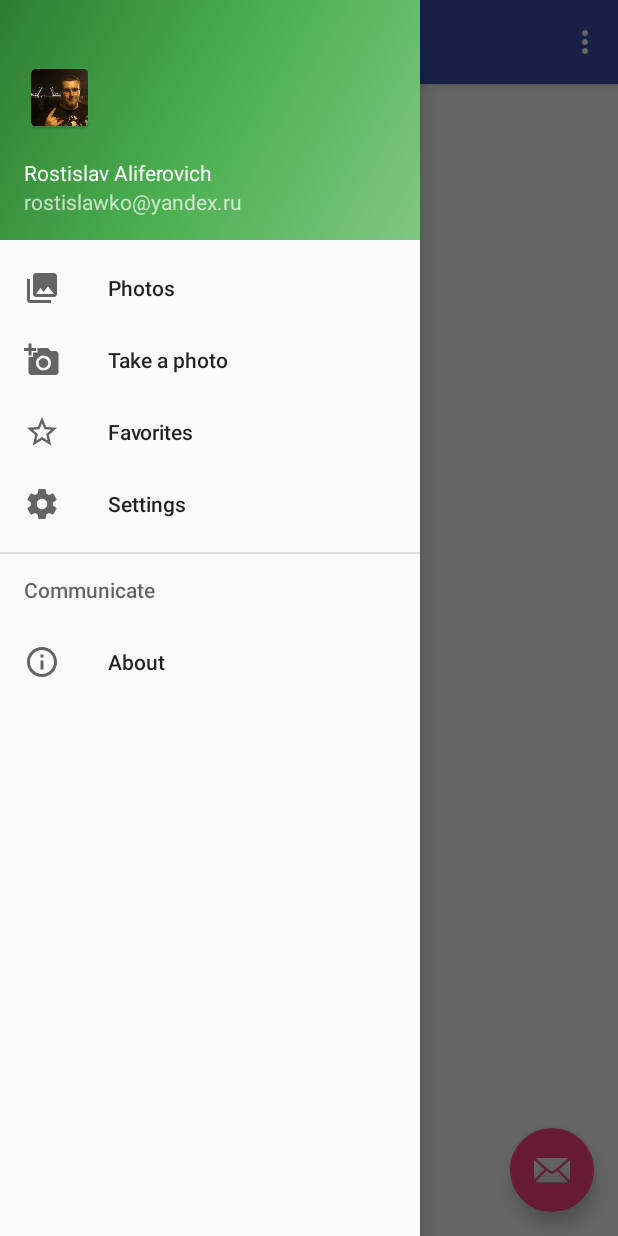
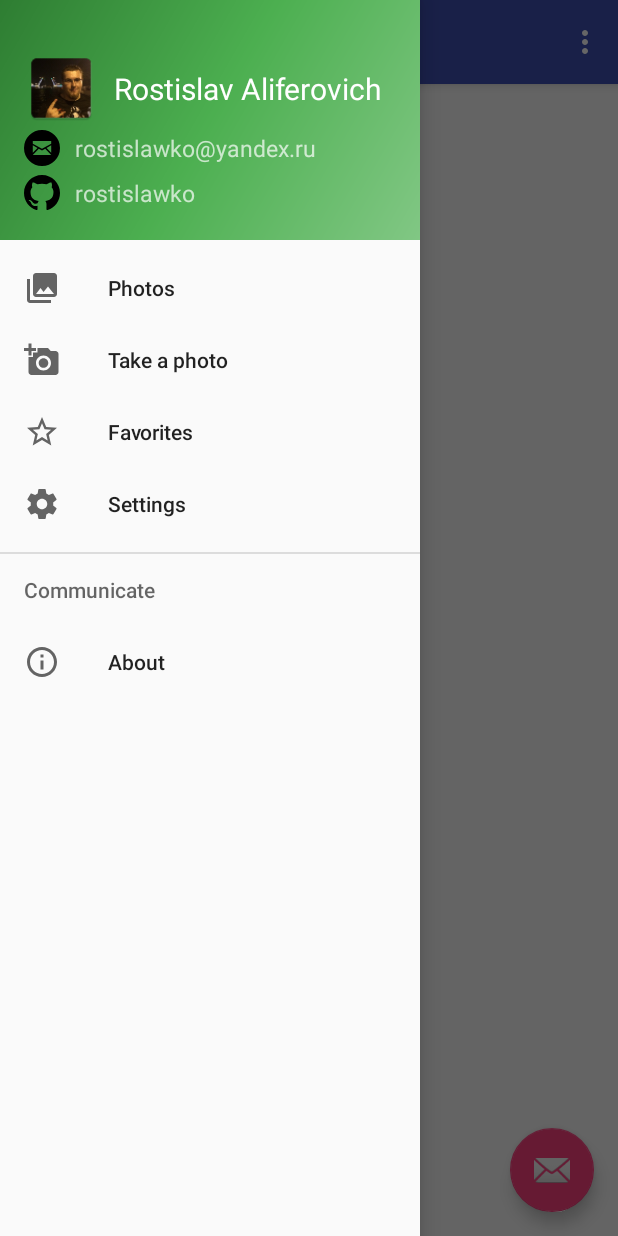
Before and after one commit to rostislawk/butterfly, an Android app: the screen it shows after launch (MainMenu), with the side drawer open, on a phone screen of 412 x 824 dp. Run offline under Robolectric (Android 15) with nearby library versions, the phone set to English and light mode, and no system bars.

Commit message:
master: configure navigation bar layout for left drawer

```diff
--- /dev/null
+++ b/Butterfly/app/src/main/res/drawable/nh_github_logo.xml
@@ -0,0 +1,4 @@
+<vector android:height="30dp" android:viewportHeight="1024.0"
+    android:viewportWidth="1024.0" android:width="30dp" xmlns:android="http://schemas.android.com/apk/res/android">
+    <path android:fillColor="#FF000000" android:pathData="M512,0C229.3,0 0,229.3 0,512c0,226.3 146.7,418.1 350.2,485.8 25.6,4.7 34.9,-11.1 34.9,-24.6 0,-12.2 -0.5,-52.6 -0.7,-95.3C242,908.8 211.9,817.5 211.9,817.5c-23.3,-59.1 -56.8,-74.9 -56.8,-74.9 -46.5,-31.8 3.5,-31.1 3.5,-31.1 51.4,3.6 78.5,52.8 78.5,52.8 45.7,78.3 119.9,55.6 149,42.5 4.7,-33 17.9,-55.6 32.5,-68.4C304.9,725.4 185.3,681.5 185.3,485.3c0,-55.9 20,-101.6 52.7,-137.4 -5.2,-13 -22.8,-65.1 5.1,-135.6 0,0 42.9,-13.8 140.8,52.5 40.8,-11.4 84.6,-17 128.1,-17.2 43.5,0.2 87.3,5.9 128.2,17.3 97.7,-66.3 140.7,-52.5 140.7,-52.5 28,70.5 10.4,122.6 5.1,135.5 32.8,35.8 52.6,81.5 52.6,137.4 0,196.7 -119.8,240 -233.8,252.7 18.4,15.9 34.8,47 34.8,94.8 0,68.4 -0.7,123.6 -0.7,140.5 0,13.6 9.3,29.6 35.3,24.6C877.4,930 1024,738.1 1024,512 1024,229.3 794.8,0 512,0z"/>
+</vector>
--- /dev/null
+++ b/Butterfly/app/src/main/res/drawable/nh_mail_logo.xml
@@ -0,0 +1,4 @@
+<vector android:height="30dp" android:viewportHeight="1000.0"
+    android:viewportWidth="1000.0" android:width="30dp" xmlns:android="http://schemas.android.com/apk/res/android">
+    <path android:fillColor="#FF000000" android:pathData="M0,500q0,-207 146.5,-353.5t353.5,-146.5 353.5,146.5 146.5,353.5 -146.5,353.5 -353.5,146.5 -353.5,-146.5 -146.5,-353.5zM244.1,693.3l511.7,0l-166,-173.8 -89.8,50.8 -89.8,-50.8zM244.1,634.7l130.9,-136.7 -130.9,-74.2l0,210.9zM244.1,378.9l255.8,144.5 255.8,-144.5l0,-72.3l-511.7,0l0,72.3zM625,498l130.9,136.7l0,-210.9z"/>
+</vector>
--- a/Butterfly/app/src/main/res/layout/nav_header_main_menu.xml
+++ b/Butterfly/app/src/main/res/layout/nav_header_main_menu.xml
@@ -11,24 +11,76 @@
     android:paddingTop="@dimen/activity_vertical_margin"
     android:theme="@style/ThemeOverlay.AppCompat.Dark">
 
+    <LinearLayout
+        android:orientation="horizontal"
+        android:layout_width="match_parent"
+        android:layout_height="50dp"
+        android:id="@+id/name_layout">
+
         <ImageView
-        android:id="@+id/imageView"
+            android:id="@+id/avatar"
+            android:layout_width="50dp"
+            android:layout_height="50dp"
+            android:src="@mipmap/ic_menu_avatar"
+            android:cropToPadding="false"
+            android:adjustViewBounds="false" />
+
+        <TextView
             android:layout_width="wrap_content"
             android:layout_height="wrap_content"
-        android:paddingTop="@dimen/nav_header_vertical_spacing"
-        android:src="@mipmap/ic_menu_avatar" />
+            android:text="Rostislav Aliferovich"
+            android:textAppearance="@style/TextAppearance.AppCompat.Body1"
+            android:id="@+id/name"
+            android:layout_gravity="center_vertical"
+            android:textSize="20dp"
+            android:layout_marginLeft="10dp" />
+    </LinearLayout>
+
+    <LinearLayout
+        android:orientation="horizontal"
+        android:layout_width="match_parent"
+        android:layout_height="30dp"
+        android:id="@+id/email_layout">
+
+        <ImageView
+            android:layout_width="24dp"
+            android:layout_height="24dp"
+            android:id="@+id/mail_icon"
+            android:src="@drawable/nh_mail_logo"
+            android:layout_gravity="center_vertical" />
 
         <TextView
+            android:layout_width="wrap_content"
+            android:layout_height="wrap_content"
+            android:text="rostislawko@yandex.ru"
+            android:id="@+id/mail"
+            android:textSize="15dp"
+            android:layout_gravity="center_vertical"
+            android:layout_marginLeft="10dp" />
+
+    </LinearLayout>
+
+    <LinearLayout
+        android:orientation="horizontal"
         android:layout_width="match_parent"
-        android:layout_height="wrap_content"
-        android:paddingTop="@dimen/nav_header_vertical_spacing"
-        android:text="Rostislav Aliferovich"
-        android:textAppearance="@style/TextAppearance.AppCompat.Body1" />
+        android:layout_height="30dp"
+        android:id="@+id/github_layout">
+
+        <ImageView
+            android:layout_width="24dp"
+            android:layout_height="24dp"
+            android:id="@+id/github_icon"
+            android:src="@drawable/nh_github_logo"
+            android:layout_gravity="center_vertical" />
 
         <TextView
-        android:id="@+id/textView"
             android:layout_width="wrap_content"
             android:layout_height="wrap_content"
-        android:text="rostislawko@yandex.ru" />
+            android:text = "rostislawko"
+            android:id="@+id/github_login"
+            android:textSize="15dp"
+            android:layout_gravity="center_vertical"
+            android:layout_marginLeft="10dp" />
+    </LinearLayout>
 
 </LinearLayout>
```
Lines whose indentation alone changed are shown as unchanged.
